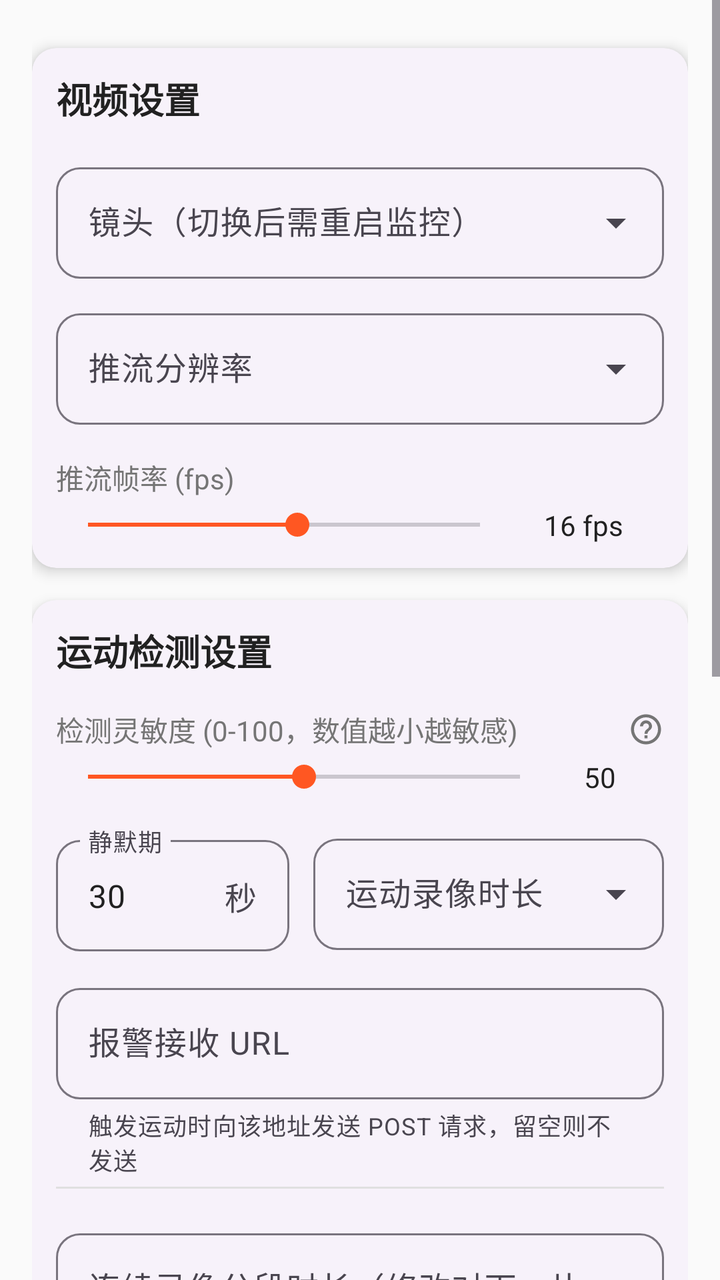
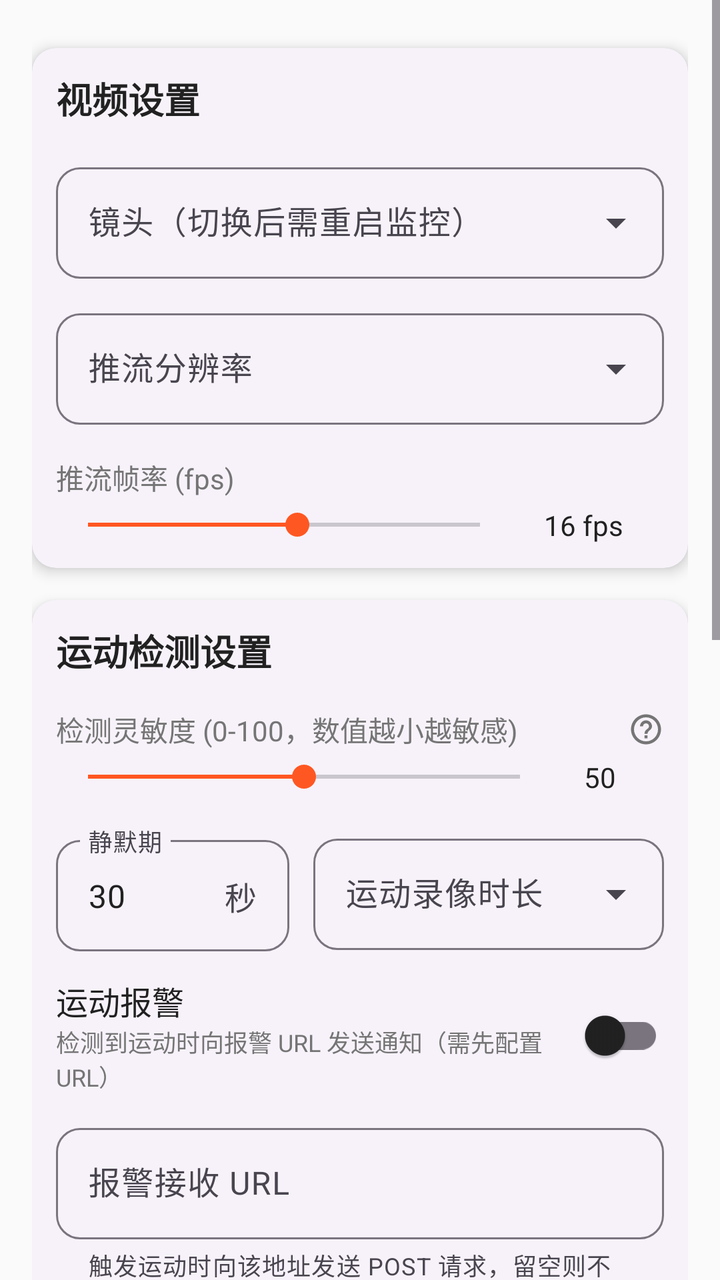

Two renders of the same Android screen: before a commit and after it. Below are the layout's source before the change and the commit's diff.
<!-- AndroidManifest.xml: application theme Theme.SelfCamMonitor -->
<!-- res/layout/activity_settings.xml -->
<?xml version="1.0" encoding="utf-8"?>
<ScrollView xmlns:android="http://schemas.android.com/apk/res/android"
    android:layout_width="match_parent"
    android:layout_height="match_parent"
    xmlns:app="http://schemas.android.com/apk/res-auto"
    android:background="@color/background_light"
    android:fitsSystemWindows="true">

    <LinearLayout
        android:layout_width="match_parent"
        android:layout_height="wrap_content"
        android:orientation="vertical"
        android:padding="16dp">

        
        <androidx.cardview.widget.CardView
            android:layout_width="match_parent"
            android:layout_height="wrap_content"
            android:layout_marginBottom="16dp"
            app:cardCornerRadius="12dp"
            android:layout_marginTop="8dp"
            app:cardElevation="4dp">

            <LinearLayout
                android:layout_width="match_parent"
                android:layout_height="wrap_content"
                android:orientation="vertical"
                android:padding="12dp">

                <TextView
                    android:layout_width="match_parent"
                    android:layout_height="wrap_content"
                    android:text="视频设置"
                    android:textSize="18sp"
                    android:textStyle="bold"
                    android:textColor="@color/text_primary"
                    android:layout_marginBottom="16dp" />

                
                <com.google.android.material.textfield.TextInputLayout
                    android:layout_width="match_parent"
                    android:layout_height="wrap_content"
                    style="@style/Widget.SelfCamMonitor.TextInput.Dropdown"
                    android:hint="镜头（切换后需重启监控）"
                    android:layout_marginBottom="12dp">

                    <AutoCompleteTextView
                        android:id="@+id/spinnerCameraFacing"
                        android:layout_width="match_parent"
                        android:layout_height="wrap_content"
                        android:inputType="none" />
                </com.google.android.material.textfield.TextInputLayout>

                
                <com.google.android.material.textfield.TextInputLayout
                    android:layout_width="match_parent"
                    android:layout_height="wrap_content"
                    style="@style/Widget.SelfCamMonitor.TextInput.Dropdown"
                    android:hint="推流分辨率"
                    android:layout_marginBottom="16dp">

                    <AutoCompleteTextView
                        android:id="@+id/spinnerResolution"
                        android:layout_width="match_parent"
                        android:layout_height="wrap_content"
                        android:inputType="none" />
                </com.google.android.material.textfield.TextInputLayout>

                
                <TextView
                    android:layout_width="match_parent"
                    android:layout_height="wrap_content"
                    android:text="推流帧率 (fps)"
                    android:textSize="14sp"
                    android:textColor="@color/text_secondary"
                    android:layout_marginBottom="4dp" />

                <LinearLayout
                    android:layout_width="match_parent"
                    android:layout_height="wrap_content"
                    android:orientation="horizontal"
                    android:gravity="center_vertical">

                    <SeekBar
                        android:id="@+id/seekBarFps"
                        android:layout_width="0dp"
                        android:layout_height="wrap_content"
                        android:layout_weight="1"
                        android:max="30"
                        android:progress="16"
                        android:layout_marginEnd="16dp" />

                    <TextView
                        android:id="@+id/tvFpsValue"
                        android:layout_width="60dp"
                        android:layout_height="wrap_content"
                        android:text="16 fps"
                        android:textSize="14sp"
                        android:textColor="@color/text_primary" />
                </LinearLayout>

            </LinearLayout>
        </androidx.cardview.widget.CardView>

        
        <androidx.cardview.widget.CardView
            android:layout_width="match_parent"
            android:layout_height="wrap_content"
            android:layout_marginBottom="16dp"
            app:cardCornerRadius="12dp"
            app:cardElevation="4dp">

            <LinearLayout
                android:layout_width="match_parent"
                android:layout_height="wrap_content"
                android:orientation="vertical"
                android:padding="12dp">

                <TextView
                    android:layout_width="match_parent"
                    android:layout_height="wrap_content"
                    android:text="运动检测设置"
                    android:textSize="18sp"
                    android:textStyle="bold"
                    android:textColor="@color/text_primary"
                    android:layout_marginBottom="16dp" />

                
                <LinearLayout
                    android:layout_width="match_parent"
                    android:layout_height="wrap_content"
                    android:orientation="horizontal"
                    android:gravity="center_vertical"
                    android:layout_marginBottom="4dp">

                    <TextView
                        android:layout_width="0dp"
                        android:layout_height="wrap_content"
                        android:layout_weight="1"
                        android:text="检测灵敏度 (0-100，数值越小越敏感)"
                        android:textSize="14sp"
                        android:textColor="@color/text_secondary" />

                    <ImageView
                        android:id="@+id/btnHelpSensitivity"
                        android:layout_width="18dp"
                        android:layout_height="18dp"
                        android:src="@drawable/ic_menu_help"
                        android:contentDescription="帮助" />
                </LinearLayout>

                <LinearLayout
                    android:layout_width="match_parent"
                    android:layout_height="wrap_content"
                    android:orientation="horizontal"
                    android:gravity="center_vertical"
                    android:layout_marginBottom="16dp">

                    <SeekBar
                        android:id="@+id/seekBarSensitivity"
                        android:layout_width="0dp"
                        android:layout_height="wrap_content"
                        android:layout_weight="1"
                        android:max="100"
                        android:progress="50"
                        android:layout_marginEnd="16dp" />

                    <TextView
                        android:id="@+id/tvSensitivityValue"
                        android:layout_width="40dp"
                        android:layout_height="wrap_content"
                        android:text="50"
                        android:textSize="14sp"
                        android:textColor="@color/text_primary" />
                </LinearLayout>

                
                <LinearLayout
                    android:layout_width="match_parent"
                    android:layout_height="wrap_content"
                    android:orientation="horizontal"
                    android:baselineAligned="false">

                    <com.google.android.material.textfield.TextInputLayout
                        android:layout_width="0dp"
                        android:layout_height="wrap_content"
                        android:layout_weight="2"
                        style="@style/Widget.SelfCamMonitor.TextInput.Outlined"
                        android:hint="静默期"
                        app:suffixText="秒"
                        android:layout_marginEnd="12dp">

                        <com.google.android.material.textfield.TextInputEditText
                            android:id="@+id/etAlertQuiet"
                            android:layout_width="match_parent"
                            android:layout_height="wrap_content"
                            android:inputType="number"
                            android:text="30" />
                    </com.google.android.material.textfield.TextInputLayout>

                    <com.google.android.material.textfield.TextInputLayout
                        android:layout_width="0dp"
                        android:layout_height="wrap_content"
                        android:layout_weight="3"
                        style="@style/Widget.SelfCamMonitor.TextInput.Dropdown"
                        android:hint="运动录像时长">

                        <AutoCompleteTextView
                            android:id="@+id/spinner_motion_duration"
                            android:layout_width="match_parent"
                            android:layout_height="wrap_content"
                            android:inputType="none" />
                    </com.google.android.material.textfield.TextInputLayout>
                </LinearLayout>

                
                <com.google.android.material.textfield.TextInputLayout
                    android:layout_width="match_parent"
                    android:layout_height="wrap_content"
                    style="@style/Widget.SelfCamMonitor.TextInput.Outlined"
                    android:hint="报警接收 URL"
                    app:placeholderText="http://192.168.1.100:3000"
                    app:helperText="触发运动时向该地址发送 POST 请求，留空则不发送"
                    android:layout_marginTop="12dp">

                    <com.google.android.material.textfield.TextInputEditText
                        android:id="@+id/etAlertUrl"
                        android:layout_width="match_parent"
                        android:layout_height="wrap_content"
                        android:inputType="textUri" />
                </com.google.android.material.textfield.TextInputLayout>


                <View
                    android:layout_width="match_parent"
                    android:layout_height="1dp"
                    android:background="@color/divider"
                    android:layout_marginVertical="5dp" />

                
                <com.google.android.material.textfield.TextInputLayout
                    android:layout_width="match_parent"
                    android:layout_height="wrap_content"
                    style="@style/Widget.SelfCamMonitor.TextInput.Dropdown"
                    android:hint="连续录像分段时长（修改对下一片段生效）"
                    android:layout_marginTop="12dp">

                    <AutoCompleteTextView
                        android:id="@+id/spinner_continuous_duration"
                        android:layout_width="match_parent"
                        android:layout_height="wrap_content"
                        android:inputType="none" />
                </com.google.android.material.textfield.TextInputLayout>
            </LinearLayout>
        </androidx.cardview.widget.CardView>

        
        <androidx.cardview.widget.CardView
            android:layout_width="match_parent"
            android:layout_height="wrap_content"
            android:layout_marginBottom="16dp"
            app:cardCornerRadius="12dp"
            app:cardElevation="4dp">

            <LinearLayout
                android:layout_width="match_parent"
                android:layout_height="wrap_content"
                android:orientation="vertical"
                android:padding="12dp">

                <TextView
                    android:layout_width="match_parent"
                    android:layout_height="wrap_content"
                    android:text="系统设置"
                    android:textSize="18sp"
                    android:textStyle="bold"
                    android:textColor="@color/text_primary"
                    android:layout_marginBottom="16dp" />

                
                <LinearLayout
                    android:layout_width="match_parent"
                    android:layout_height="wrap_content"
                    android:orientation="horizontal"
                    android:gravity="center_vertical"
                    android:layout_marginBottom="16dp">

                    <LinearLayout
                        android:layout_width="0dp"
                        android:layout_height="wrap_content"
                        android:layout_weight="1"
                        android:orientation="vertical">

                        <TextView
                            android:layout_width="wrap_content"
                            android:layout_height="wrap_content"
                            android:text="开机自启"
                            android:textSize="16sp"
                            android:textColor="@color/text_primary" />

                        <TextView
                            android:layout_width="wrap_content"
                            android:layout_height="wrap_content"
                            android:text="开机时自动启动监控服务"
                            android:textSize="12sp"
                            android:textColor="@color/text_secondary" />
                    </LinearLayout>

                    <com.google.android.material.switchmaterial.SwitchMaterial
                        android:id="@+id/switchBootStart"
                        android:layout_width="wrap_content"
                        android:layout_height="wrap_content"
                        app:thumbTint="@color/thumb_tint"
                        app:trackTint="@color/track_tint" />
                </LinearLayout>

                <View
                    android:layout_width="match_parent"
                    android:layout_height="1dp"
                    android:background="@color/divider"
                    android:layout_marginVertical="5dp" />

                
                <LinearLayout
                    android:layout_width="match_parent"
                    android:layout_height="wrap_content"
                    android:orientation="horizontal"
                    android:baselineAligned="false">

                    <com.google.android.material.textfield.TextInputLayout
                        android:layout_width="0dp"
                        android:layout_height="wrap_content"
                        android:layout_weight="1"
                        style="@style/Widget.SelfCamMonitor.TextInput.Outlined"
                        android:hint="监控开始时间"
                        app:placeholderText="00:00"
                        app:endIconMode="clear_text"
                        android:layout_marginEnd="12dp">

                        <com.google.android.material.textfield.TextInputEditText
                            android:id="@+id/etStartTime"
                            android:layout_width="match_parent"
                            android:layout_height="wrap_content"
                            android:inputType="none"
                            android:focusable="false" />
                    </com.google.android.material.textfield.TextInputLayout>

                    <com.google.android.material.textfield.TextInputLayout
                        android:layout_width="0dp"
                        android:layout_height="wrap_content"
                        android:layout_weight="1"
                        style="@style/Widget.SelfCamMonitor.TextInput.Outlined"
                        android:hint="监控结束时间"
                        app:placeholderText="23:59"
                        app:endIconMode="clear_text">

                        <com.google.android.material.textfield.TextInputEditText
                            android:id="@+id/etEndTime"
                            android:layout_width="match_parent"
                            android:layout_height="wrap_content"
                            android:inputType="none"
                            android:focusable="false" />
                    </com.google.android.material.textfield.TextInputLayout>
                </LinearLayout>

                <TextView
                    android:layout_width="match_parent"
                    android:layout_height="wrap_content"
                    android:text="点击选择时间；清空或起止相同表示全天监控，支持跨天时段（如 22:00 ~ 06:00）"
                    android:textSize="12sp"
                    android:textColor="@color/text_secondary"
                    android:layout_marginTop="8dp" />

            </LinearLayout>
        </androidx.cardview.widget.CardView>

        
        <androidx.cardview.widget.CardView
            android:layout_width="match_parent"
            android:layout_height="wrap_content"
            android:layout_marginBottom="24dp"
            app:cardCornerRadius="12dp"
            app:cardElevation="4dp">

            <LinearLayout
                android:layout_width="match_parent"
                android:layout_height="wrap_content"
                android:orientation="vertical"
                android:padding="16dp">

                <TextView
                    android:layout_width="match_parent"
                    android:layout_height="wrap_content"
                    android:text="安全设置"
                    android:textSize="18sp"
                    android:textStyle="bold"
                    android:textColor="@color/text_primary"
                    android:layout_marginBottom="16dp" />

                
                <LinearLayout
                    android:layout_width="match_parent"
                    android:layout_height="wrap_content"
                    android:orientation="horizontal"
                    android:baselineAligned="false">

                    <com.google.android.material.textfield.TextInputLayout
                        android:layout_width="0dp"
                        android:layout_height="wrap_content"
                        android:layout_weight="1"
                        style="@style/Widget.SelfCamMonitor.TextInput.Outlined"
                        android:hint="认证用户名"
                        app:placeholderText="admin"
                        android:layout_marginEnd="12dp">

                        <com.google.android.material.textfield.TextInputEditText
                            android:id="@+id/etUsername"
                            android:layout_width="match_parent"
                            android:layout_height="wrap_content"
                            android:inputType="text" />
                    </com.google.android.material.textfield.TextInputLayout>

                    <com.google.android.material.textfield.TextInputLayout
                        android:layout_width="0dp"
                        android:layout_height="wrap_content"
                        android:layout_weight="1"
                        style="@style/Widget.SelfCamMonitor.TextInput.Outlined"
                        android:hint="认证密码"
                        app:endIconMode="password_toggle">

                        <com.google.android.material.textfield.TextInputEditText
                            android:id="@+id/etPassword"
                            android:layout_width="match_parent"
                            android:layout_height="wrap_content"
                            android:inputType="textPassword" />
                    </com.google.android.material.textfield.TextInputLayout>
                </LinearLayout>

                <TextView
                    android:layout_width="match_parent"
                    android:layout_height="wrap_content"
                    android:text="留空则不启用认证，浏览器可直接观看视频流"
                    android:textSize="12sp"
                    android:textColor="@color/text_secondary"
                    android:layout_marginTop="8dp" />

            </LinearLayout>
        </androidx.cardview.widget.CardView>

        
        <LinearLayout
            android:layout_width="match_parent"
            android:layout_height="wrap_content"
            android:orientation="horizontal">

            <com.google.android.material.button.MaterialButton
                android:id="@+id/btnCancel"
                android:layout_width="0dp"
                android:layout_height="wrap_content"
                android:layout_weight="1"
                android:text="取消"
                android:textSize="16sp"
                style="@style/Widget.Material3.Button.OutlinedButton"
                app:cornerRadius="12dp"
                android:layout_marginEnd="8dp" />

            <com.google.android.material.button.MaterialButton
                android:id="@+id/btnSave"
                android:layout_width="0dp"
                android:layout_height="wrap_content"
                android:layout_weight="1"
                android:text="保存设置"
                android:textSize="16sp"
                app:cornerRadius="12dp"
                android:backgroundTint="@color/primary"
                android:layout_marginStart="8dp" />
        </LinearLayout>

    </LinearLayout>
</ScrollView>
<!-- resources referenced by this layout -->
<resources>
  <color name="background_light">#FAFAFA</color>
  <color name="divider">#E0E0E0</color>
  <color name="primary">#2196F3</color>
  <color name="text_primary">#212121</color>
  <color name="text_secondary">#757575</color>
  <!-- drawable ic_menu_help (drawable) -->
  <?xml version="1.0" encoding="utf-8"?>
  <vector xmlns:android="http://schemas.android.com/apk/res/android"
      android:width="24dp"
      android:height="24dp"
      android:viewportWidth="24"
      android:viewportHeight="24"
      android:tint="@color/text_secondary">
      <path android:fillColor="@android:color/white"
          android:pathData="M11,18h2v-2h-2v2zM12,2C6.48,2 2,6.48 2,12s4.48,10 10,10 10,-4.48 10,-10S17.52,2 12,2zM12,20c-4.41,0 -8,-3.59 -8,-8s3.59,-8 8,-8 8,3.59 8,8 -3.59,8 -8,8zM12,6c-2.21,0 -4,1.79 -4,4h2c0,-1.1 0.9,-2 2,-2s2,0.9 2,2c0,2 -3,1.75 -3,5h2c0,-2.25 3,-2.5 3,-5 0,-2.21 -1.79,-4 -4,-4z"/>
      
  </vector>
  <style name="Widget.SelfCamMonitor.TextInput.Dropdown" parent="Widget.Material3.TextInputLayout.OutlinedBox.ExposedDropdownMenu">
          <item name="boxCornerRadiusTopStart">12dp</item>
          <item name="boxCornerRadiusTopEnd">12dp</item>
          <item name="boxCornerRadiusBottomStart">12dp</item>
          <item name="boxCornerRadiusBottomEnd">12dp</item>
          <item name="placeholderTextColor">@color/text_hint</item>
      </style>
  <style name="Widget.SelfCamMonitor.TextInput.Outlined" parent="Widget.Material3.TextInputLayout.OutlinedBox">
          <item name="boxCornerRadiusTopStart">12dp</item>
          <item name="boxCornerRadiusTopEnd">12dp</item>
          <item name="boxCornerRadiusBottomStart">12dp</item>
          <item name="boxCornerRadiusBottomEnd">12dp</item>
          <item name="placeholderTextColor">@color/text_hint</item>
      </style>
  <style name="Theme.SelfCamMonitor" parent="Base.Theme.SelfCamMonitor" />
  <color name="text_hint">#BDBDBD</color>
  <style name="Base.Theme.SelfCamMonitor" parent="Theme.Material3.DayNight.NoActionBar">
          
          <item name="colorPrimary">@color/primary</item>
          <item name="colorOnPrimary">@color/white</item>
          <item name="colorPrimaryContainer">@color/primary_light</item>
          <item name="colorOnPrimaryContainer">@color/primary_dark</item>
  
          
          <item name="colorSecondary">@color/accent</item>
          <item name="colorOnSecondary">@color/white</item>
  
          
          <item name="android:colorBackground">@color/background_light</item>
          <item name="colorSurface">@color/surface</item>
          <item name="colorOnSurface">@color/text_primary</item>
  
          
          <item name="android:statusBarColor">@color/primary_dark</item>
          <item name="android:windowLightStatusBar">false</item>
          <item name="android:fitsSystemWindows">true</item>
  
          
          <item name="android:navigationBarColor">@color/primary_dark</item>
  
          
          <item name="cardViewStyle">@style/Widget.SelfCamMonitor.CardView</item>
      </style>
  <color name="white">#FFFFFFFF</color>
  <color name="primary_light">#BBDEFB</color>
  <color name="primary_dark">#1976D2</color>
  <color name="accent">#FF5722</color>
  <color name="surface">#FFFFFF</color>
  <style name="Widget.SelfCamMonitor.CardView" parent="Widget.Material3.CardView.Elevated">
          <item name="cardCornerRadius">12dp</item>
          <item name="cardElevation">4dp</item>
          <item name="strokeWidth">0dp</item>
      </style>
</resources>

<!-- the commit's change to res/layout/activity_settings.xml (unified diff, before → after) -->
@@ -211,6 +211,41 @@
                             android:layout_height="wrap_content"
                             android:inputType="none" />
                     </com.google.android.material.textfield.TextInputLayout>
+                </LinearLayout>
+
+                
+                <LinearLayout
+                    android:layout_width="match_parent"
+                    android:layout_height="wrap_content"
+                    android:orientation="horizontal"
+                    android:gravity="center_vertical"
+                    android:layout_marginTop="12dp">
+
+                    <LinearLayout
+                        android:layout_width="0dp"
+                        android:layout_height="wrap_content"
+                        android:layout_weight="1"
+                        android:orientation="vertical">
+
+                        <TextView
+                            android:layout_width="match_parent"
+                            android:layout_height="wrap_content"
+                            android:text="运动报警"
+                            android:textSize="16sp"
+                            android:textColor="@color/text_primary" />
+
+                        <TextView
+                            android:layout_width="match_parent"
+                            android:layout_height="wrap_content"
+                            android:text="检测到运动时向报警 URL 发送通知（需先配置 URL）"
+                            android:textSize="12sp"
+                            android:textColor="@color/text_secondary" />
+                </LinearLayout>
+
+                    <com.google.android.material.switchmaterial.SwitchMaterial
+                        android:id="@+id/switchMotionAlert"
+                        android:layout_width="wrap_content"
+                        android:layout_height="wrap_content" />
                 </LinearLayout>
 
                 
